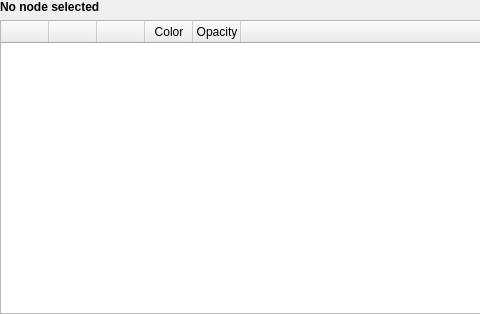
The window that VisualSegmentation/Resources/UI/qVisualSegmentsTableView.ui (bxdcpp/VisualSegmentation) describes before a commit, drawn with Qt 5; both pictures show x 0 to 480 and y 0 to 314 of the 980 by 314 pixel window.
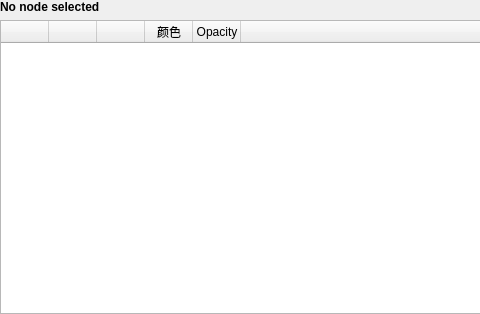
The same window after the commit.

Commit message: 汉化 QTableWidgetItem 宽度设置

The edit to the form file:
```diff
--- a/VisualSegmentation/Resources/UI/qVisualSegmentsTableView.ui
+++ b/VisualSegmentation/Resources/UI/qVisualSegmentsTableView.ui
@@ -124,7 +124,7 @@
      </column>
      <column>
       <property name="text">
-       <string>Color</string>
+       <string>颜色</string>
       </property>
       <property name="toolTip">
        <string>Segment color</string>
```
The commit also changes 1 other file.
